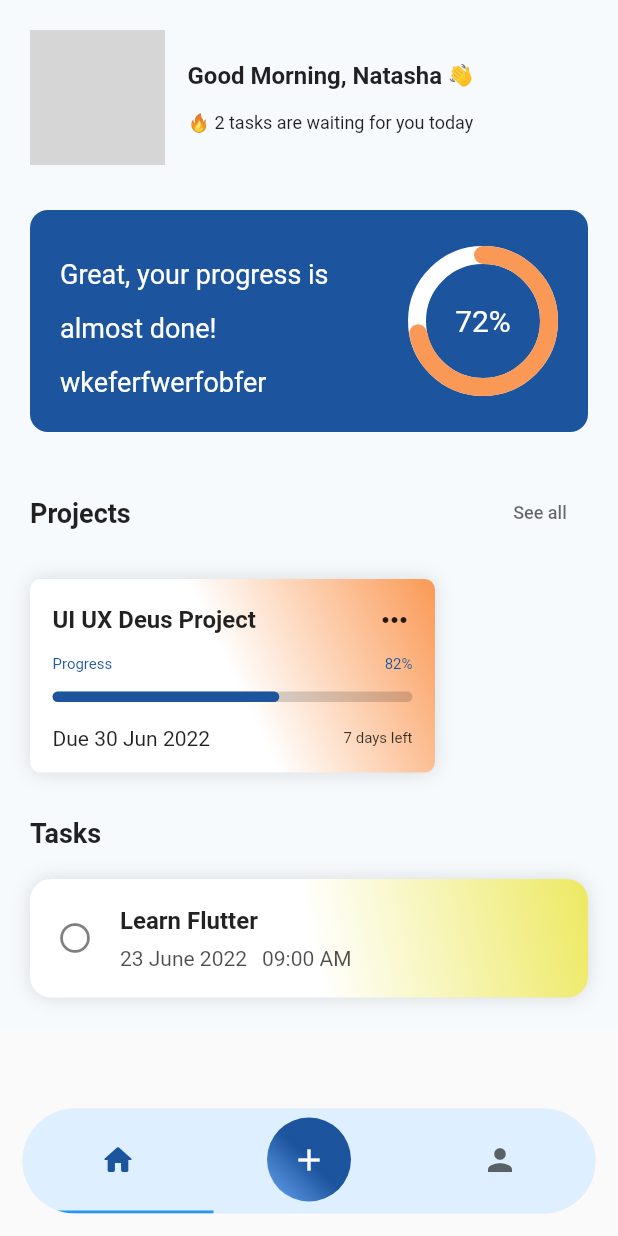
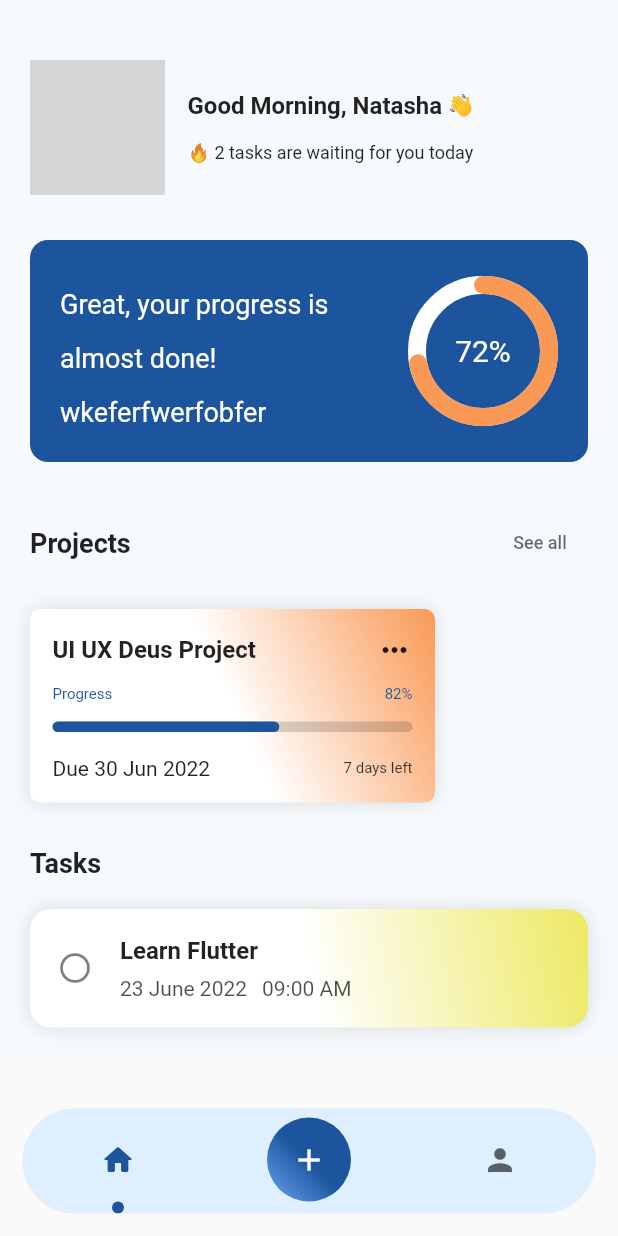
Before and after one commit to michaus-coder/todolistapp, a Flutter app: the TabBarView1 screen opened directly, item 2 of the bottom bar chosen, after a tap on "See all", on a phone screen of 412 x 824 dp. Run offline on Flutter 3.47's test engine with Material 2 defaults, Android fonts, the phone set to English and light mode, and no system bars; drawn by our look-alikes of percent_indicator; our stand-ins replace firebase_core; accounts and stored records are empty; network calls fail; grey boxes are pictures that could not be loaded.

Commit message:
Update minor ui

```diff
--- a/lib/pages/all_project.dart
+++ b/lib/pages/all_project.dart
@@ -62,7 +62,10 @@ class _AllProjectsPageState extends State<AllProjectsPage>
             Container(
               width: double.maxFinite,
               height: 300,
-              child: TabBarView(controller: _tabController, children: const [
+              child: TabBarView(
+                controller: _tabController,
+                physics: NeverScrollableScrollPhysics(),
+                children: const [
                 Text("hi"),
                 Text("hi1"),
                 Text("hi2"),
--- a/lib/pages/edit_profile.dart
+++ b/lib/pages/edit_profile.dart
@@ -190,7 +190,7 @@ class _EditProfilePageState extends State<EditProfilePage> {
               ),
               ElevatedButton(
                 style: ElevatedButton.styleFrom(
-                  minimumSize: const Size.fromHeight(60),
+                  minimumSize: const Size.fromHeight(50),
                   primary: const Color.fromARGB(255, 28, 84, 157),
                   shape: RoundedRectangleBorder(
                       borderRadius: BorderRadius.circular(50)),
@@ -210,7 +210,7 @@ class _EditProfilePageState extends State<EditProfilePage> {
               ElevatedButton(
                 style: ElevatedButton.styleFrom(
                   primary: const Color.fromARGB(255, 255, 255, 255),
-                  minimumSize: const Size.fromHeight(60),
+                  minimumSize: const Size.fromHeight(50),
                   shape: RoundedRectangleBorder(
                       borderRadius: BorderRadius.circular(50),
                       side: const BorderSide(
--- a/lib/pages/home.dart
+++ b/lib/pages/home.dart
@@ -28,6 +28,9 @@ class _HomePageState extends State<HomePage> {
         child: Column(
           crossAxisAlignment: CrossAxisAlignment.start,
           children: [
+            const SizedBox(
+              height: 20,
+            ),
             Row(
               children: [
                 const CircleAvatar(
--- a/lib/pages/tabbarview.dart
+++ b/lib/pages/tabbarview.dart
@@ -30,9 +30,10 @@ class _TabBarView1State extends State<TabBarView1> with SingleTickerProviderStat
   Widget build(BuildContext context) {
     return Scaffold(
       body: TabBarView(
+        physics: NeverScrollableScrollPhysics(),
         children: const <Widget>[
           HomePage(),
-          AddProjectPage(),
+          HomePage(),
           EditProfilePage(),
         ],
         controller: _tabController,
@@ -54,8 +55,8 @@ class _TabBarView1State extends State<TabBarView1> with SingleTickerProviderStat
                   )
                 ]),
             child: TabBar(
-              indicatorSize: TabBarIndicatorSize.tab,
-              // indicator: CircleTabIndicator(color: Color.fromARGB(255, 28, 84, 157), radius: 4),
+              indicator: CircularTabIndicator(
+                      color: Color.fromARGB(255, 28, 84, 157), radius: 4),
               labelColor: const Color.fromARGB(255, 28, 84, 157),
               unselectedLabelColor: const Color.fromRGBO(0, 0, 0, 0.6),
               tabs: [
@@ -100,7 +101,7 @@ class _TabBarView1State extends State<TabBarView1> with SingleTickerProviderStat
         builder: (context) {
           return Container(
             color: Color(0xFF737373),
-            height: 140,
+            height: 160,
             child: Container(
               padding:
                   EdgeInsets.only(top: 20, left: 30, right: 30, bottom: 20),
@@ -120,7 +121,7 @@ class _TabBarView1State extends State<TabBarView1> with SingleTickerProviderStat
                     },
                   ),
                   ListTile(
-                    leading: const Icon(Icons.rocket_launch_rounded),
+                    leading: const Icon(Icons.emoji_objects_outlined),
                     title: Text('Project'),
                     onTap: () {
                       Navigator.of(context).pop();
@@ -137,3 +138,32 @@ class _TabBarView1State extends State<TabBarView1> with SingleTickerProviderStat
         });
   }
 }
+
+
+class CircularTabIndicator extends Decoration {
+  final Color color;
+  double radius;
+
+  CircularTabIndicator({required this.color, required this.radius});
+
+  @override
+  BoxPainter createBoxPainter([VoidCallback? onChanged]) {
+    return _CirclePainter(color: color, radius: radius);
+  }
+}
+
+class _CirclePainter extends BoxPainter {
+  final double radius;
+  late Color color;
+  _CirclePainter({required this.color, required this.radius});
+
+  @override
+  void paint(Canvas canvas, Offset offset, ImageConfiguration cfg) {
+    late Paint _paint;
+    _paint = Paint()..color = color;
+    _paint = _paint..isAntiAlias = true;
+    final Offset circleOffset =
+        offset + Offset(cfg.size!.width / 2, cfg.size!.height - radius);
+    canvas.drawCircle(circleOffset, radius, _paint);
+  }
+}
```
Also changed, not shown: lib/pages/add_project.dart (+4 -4 lines).
